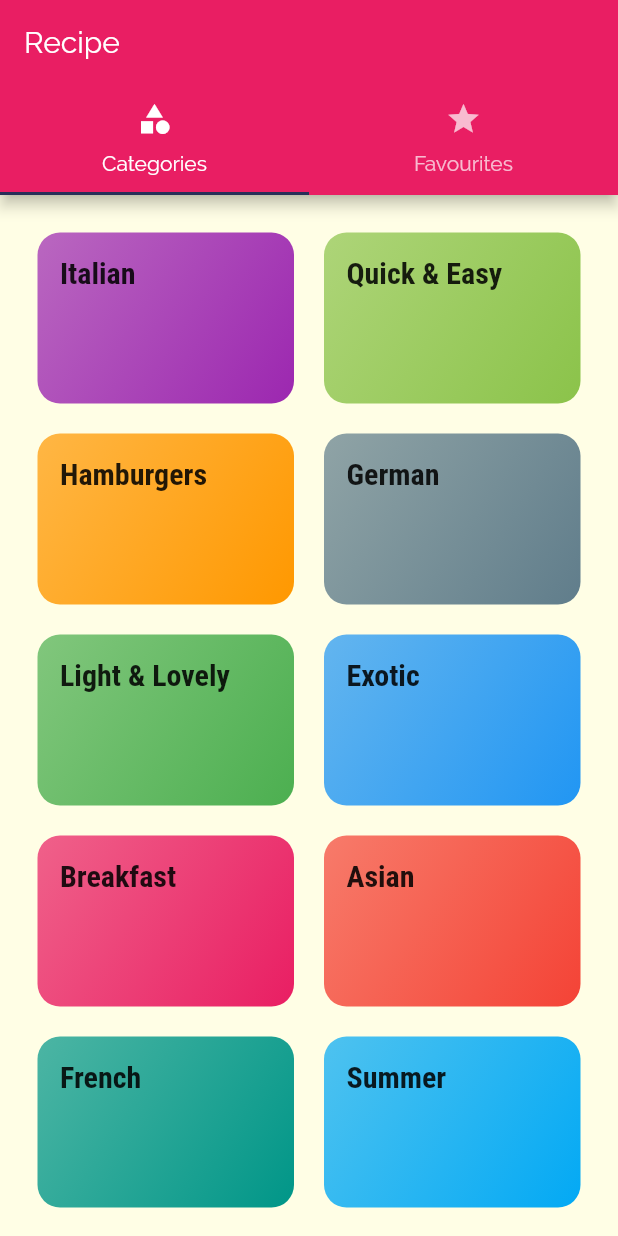
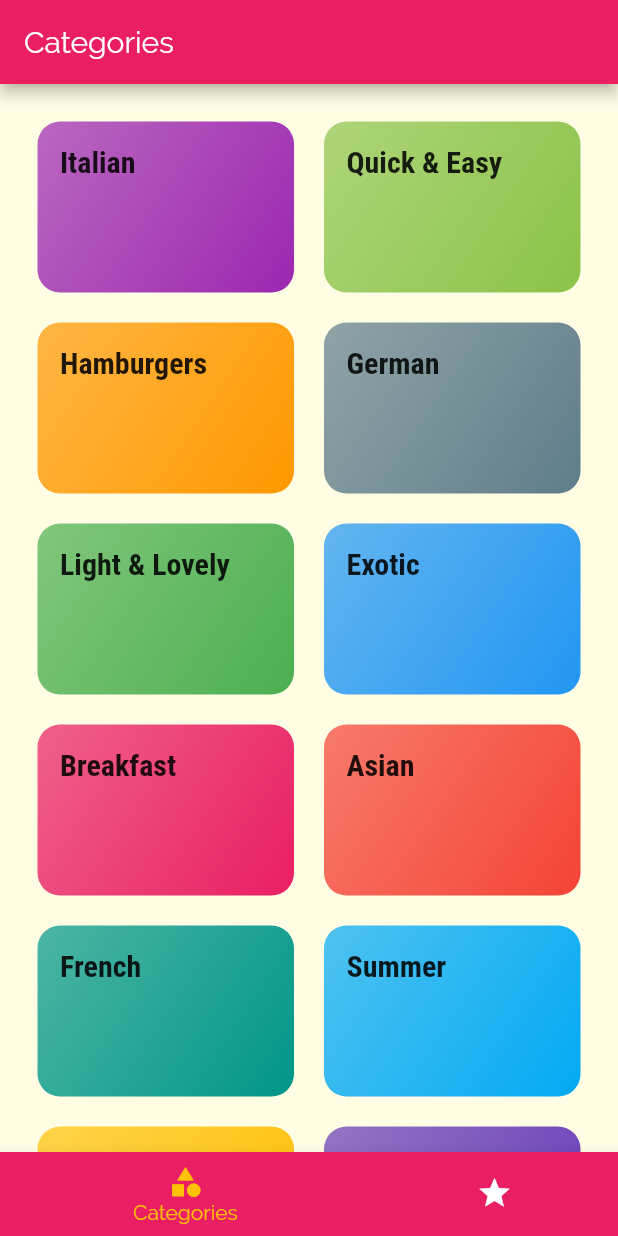
Before and after one commit to Sarjhana/RecipeApp, a Flutter app: the screen it shows after launch, on a phone screen of 412 x 824 dp. Run offline on Flutter 3.47's test engine with Material 2 defaults, Android fonts, the phone set to English and light mode, and no system bars.

```diff
--- a/lib/main.dart
+++ b/lib/main.dart
@@ -14,7 +14,7 @@ class MyApp extends StatelessWidget {
       title: 'Recipe',
       theme: ThemeData(
         primarySwatch: Colors.pink,
-        accentColor: Color.fromRGBO(40, 46, 88, 1),
+        accentColor: Colors.amber,
         canvasColor: Color.fromRGBO(255, 254, 229, 1),
         fontFamily: 'Raleway',
         textTheme: ThemeData.light().textTheme.copyWith(
--- a/lib/screens/tabs_screen.dart
+++ b/lib/screens/tabs_screen.dart
@@ -1,6 +1,6 @@
 import 'package:flutter/material.dart';
-import 'package:recipe/screens/favourites_screen.dart';
 
+import './favourites_screen.dart';
 import './categories_screen.dart';
 
 class TabsScreen extends StatefulWidget {
@@ -9,33 +9,47 @@ class TabsScreen extends StatefulWidget {
 }
 
 class _TabsScreenState extends State<TabsScreen> {
+
+  List<Map<String,Object>> _pages = [
+    {'page': CategoriesScreen(), 'title': 'Categories'},
+    {'page': FavouritesScreen(), 'title': 'Your Favourites'}
+  ];
+
+  int _selectedPageIndex = 0;
+
+  void _selectPage(int index){
+    setState(() {
+      _selectedPageIndex = index;
+    });
+
+  }
   @override
   Widget build(BuildContext context) {
-    return DefaultTabController(
-      initialIndex: 0,
-      length: 2,
-      child: Scaffold(
+    return Scaffold(
         appBar: AppBar(
-          title: Text('Recipe'),
-          bottom: TabBar(
-            tabs: <Widget>[
-            Tab(
+          title: Text(_pages[_selectedPageIndex]['title']),
+        ),
+        body: _pages[_selectedPageIndex]['page'],
+        bottomNavigationBar: BottomNavigationBar(
+        backgroundColor: Theme.of(context).primaryColor,
+        unselectedItemColor: Colors.white,
+        selectedItemColor: Theme.of(context).accentColor,
+        currentIndex: _selectedPageIndex,
+        type: BottomNavigationBarType.shifting,
+        onTap: _selectPage,
+        items: [
+            BottomNavigationBarItem(
+              backgroundColor: Theme.of(context).primaryColor,
               icon: Icon(Icons.category),
-              text: 'Categories',
-              ),
-            Tab(
+              title: Text('Categories'),
+            ),
+            BottomNavigationBarItem(
               icon: Icon(Icons.star),
-              text: 'Favourites',
-              ),
-            ],
-          ),
+              backgroundColor: Theme.of(context).primaryColor,
+              title: Text('Favourites'),
+            ),
+          ],
         ),
-        body: TabBarView(children: <Widget>[
-          CategoriesScreen(),
-          FavouritesScreen(),
-        ],
-        ),
-      ),
     );
   }
 }
```
